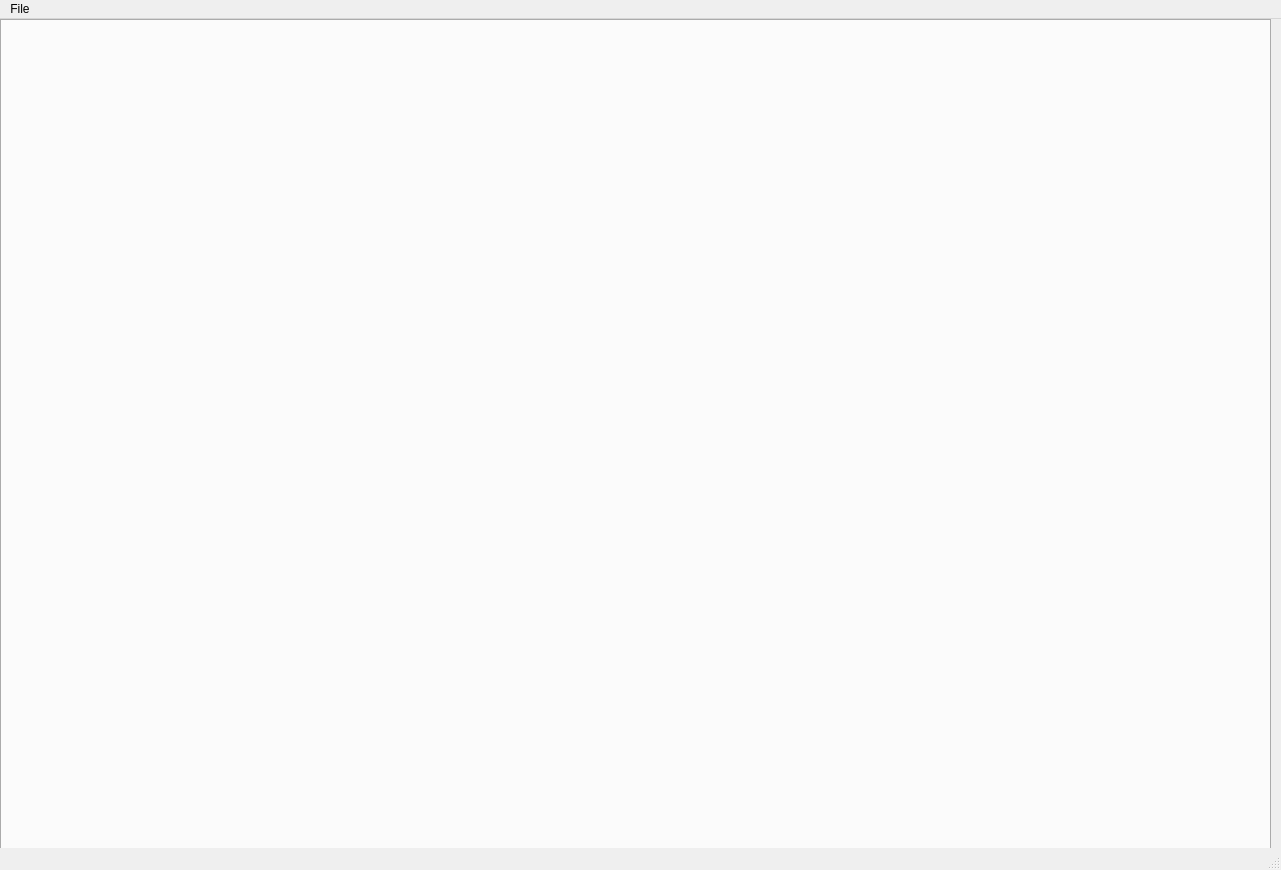
Before: the Qt Designer form ui/mainwindow.ui in ggonnella/gfaviz, drawn with Qt 5.
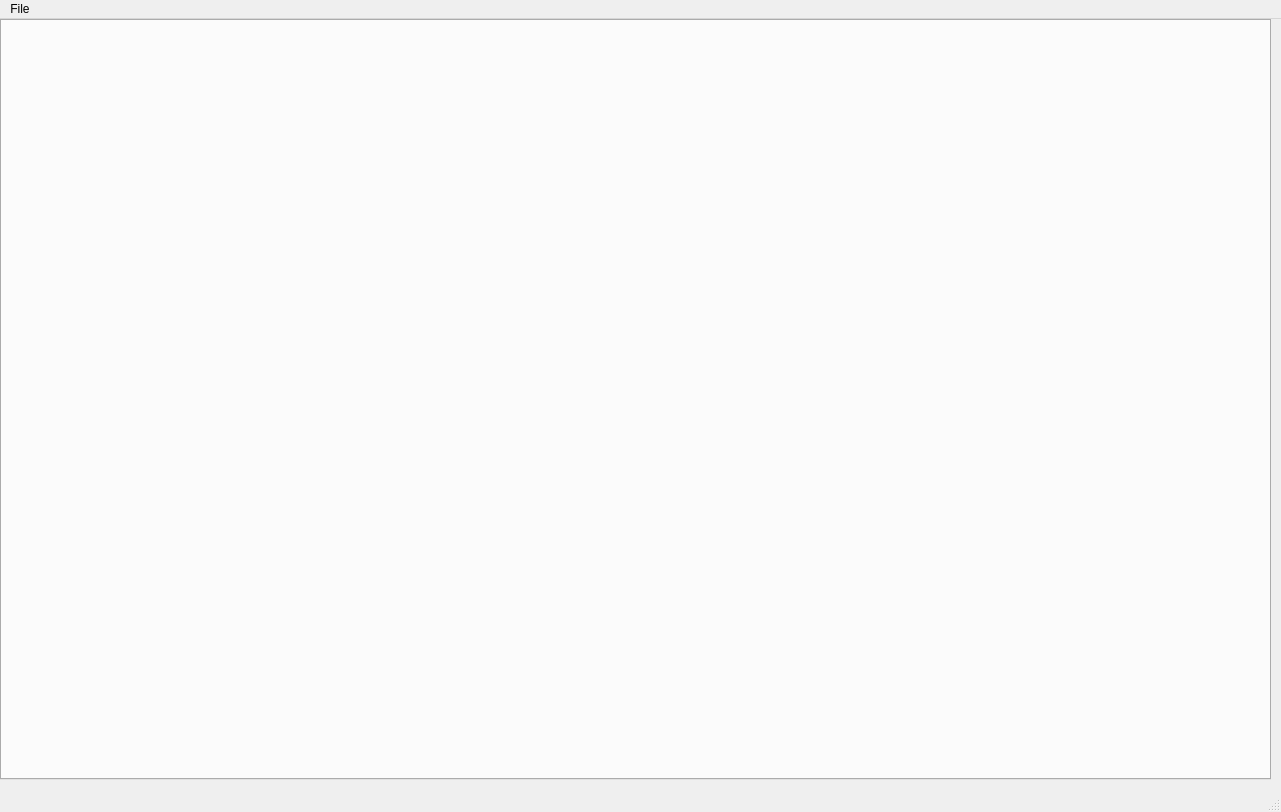
After: the same form once the commit is applied. Icons and pictures are not drawn.

Patch:
```diff
--- a/ui/mainwindow.ui
+++ b/ui/mainwindow.ui
@@ -7,7 +7,7 @@
     <x>0</x>
     <y>0</y>
     <width>1281</width>
-    <height>870</height>
+    <height>812</height>
    </rect>
   </property>
   <property name="windowTitle">
@@ -23,7 +23,7 @@
       <x>0</x>
       <y>0</y>
       <width>1271</width>
-      <height>841</height>
+      <height>761</height>
      </rect>
     </property>
     <property name="currentIndex">
```
Left out of the diff: 25 changed lines with no effect on the pictures.
